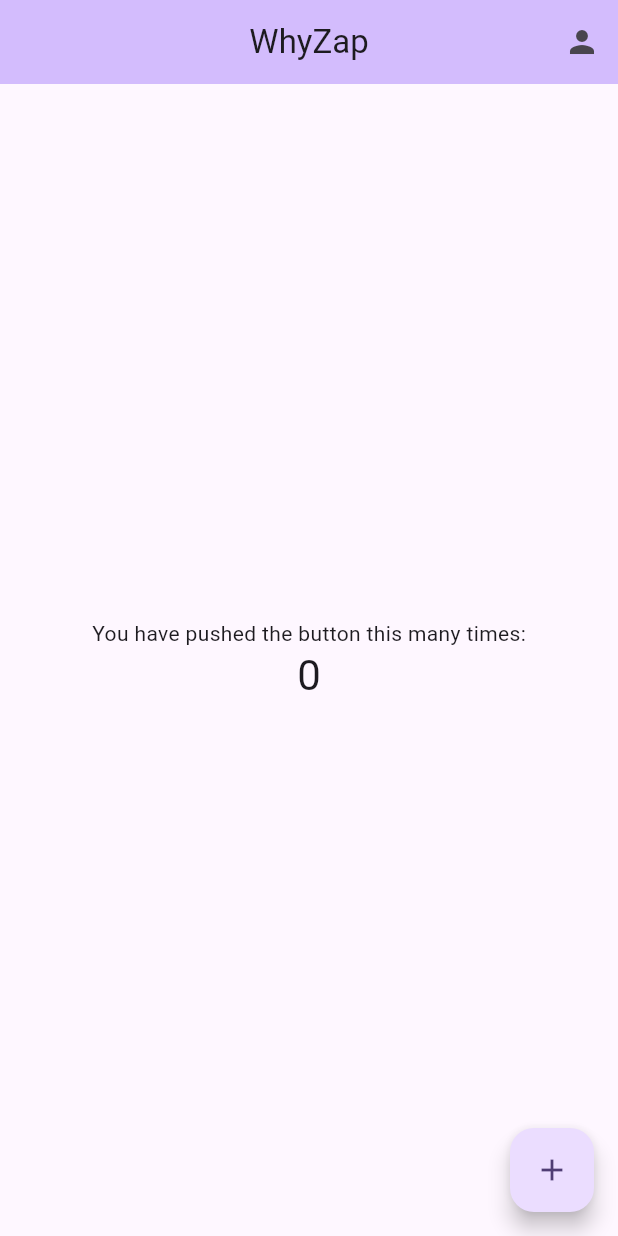
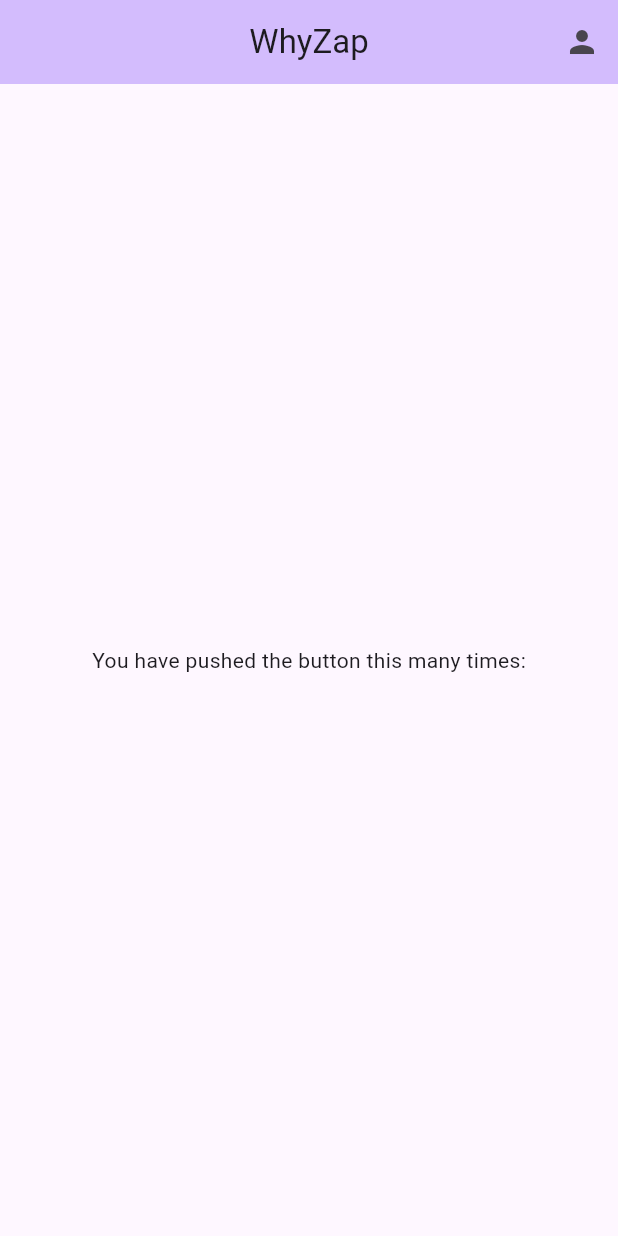
Before and after one commit to anselmo157/MobDev, a Flutter app: the screen it shows after launch, on a phone screen of 412 x 824 dp. Run offline on Flutter 3.47's test engine with Material 2 defaults, Android fonts, the phone set to English and light mode, and no system bars.

Commit message:
Convert homepage to stateless widget

```diff
--- a/lib/main.dart
+++ b/lib/main.dart
@@ -21,7 +21,7 @@ class MyApp extends StatelessWidget {
       debugShowCheckedModeBanner: false,
       initialRoute: '/',
       routes: {
-        '/': (context) => const HomePage(title: 'WhyZap'),
+        '/': (context) => const HomePage(),
         '/user-page': (context) => const UserPage(),
       },
     );
--- a/lib/ui/home_page.dart
+++ b/lib/ui/home_page.dart
@@ -1,30 +1,15 @@
 import 'package:flutter/material.dart';
 import 'package:project_test/ui/user_page.dart';
 
-class HomePage extends StatefulWidget {
-  const HomePage({super.key, required this.title});
-
-  final String title;
-
-  @override
-  State<HomePage> createState() => _HomePageState();
-}
-
-class _HomePageState extends State<HomePage> {
-  int _counter = 0;
-
-  void _incrementCounter() {
-    setState(() {
-      _counter++;
-    });
-  }
+class HomePage extends StatelessWidget {
+  const HomePage({super.key});
 
   @override
   Widget build(BuildContext context) {
     return Scaffold(
       appBar: AppBar(
         backgroundColor: Theme.of(context).colorScheme.inversePrimary,
-        title: Text(widget.title),
+        title: const Text('WhyZap'),
         centerTitle: true,
         actions: [
           IconButton(
@@ -39,25 +24,16 @@ class _HomePageState extends State<HomePage> {
           ),
         ],
       ),
-      body: Center(
+      body: const Center(
         child: Column(
           mainAxisAlignment: MainAxisAlignment.center,
           children: <Widget>[
-            const Text(
+            Text(
               'You have pushed the button this many times:',
-            ),
-            Text(
-              '$_counter',
-              style: Theme.of(context).textTheme.headlineMedium,
             ),
           ],
         ),
       ),
-      floatingActionButton: FloatingActionButton(
-        onPressed: _incrementCounter,
-        tooltip: 'Increment',
-        child: const Icon(Icons.add),
-      ),
     );
   }
 }
```
